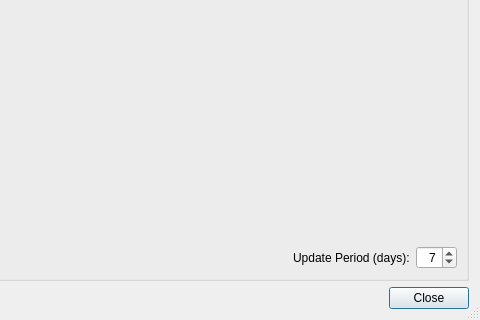
Before: the Qt Designer form Helpviewer/AdBlock/AdBlockDialog.ui in testmana2/test, drawn with Qt 5; both pictures show x 170 to 650 and y 280 to 600 of the 650 by 600 pixel window.
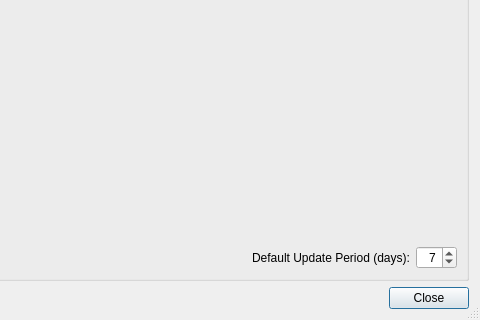
After: the same form once the commit is applied. Custom widgets are drawn as their Qt base class.

Commit message: Added support for variable AdBlock update periods (given in subscription) to the web browser.

What changed in the file:
```diff
--- a/Helpviewer/AdBlock/AdBlockDialog.ui
+++ b/Helpviewer/AdBlock/AdBlockDialog.ui
@@ -98,7 +98,7 @@
         <item>
          <widget class="QLabel" name="label">
           <property name="text">
-           <string>Update Period (days):</string>
+           <string>Default Update Period (days):</string>
           </property>
          </widget>
         </item>
```
The commit also changes 14 other files.
